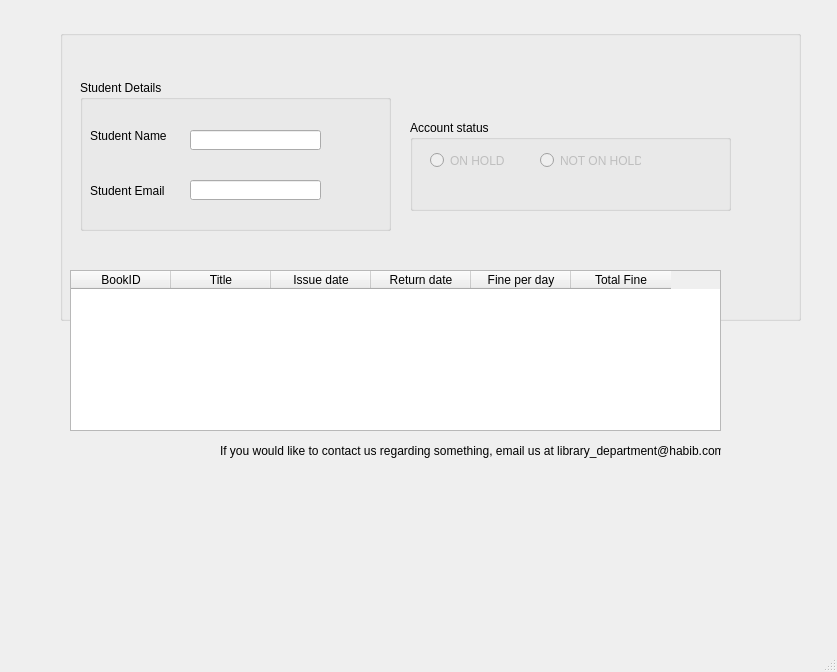
Before: the Qt Designer form 7.contact_us.ui in Asim-AAK/LibraryManagementDBMS, drawn with Qt 5.
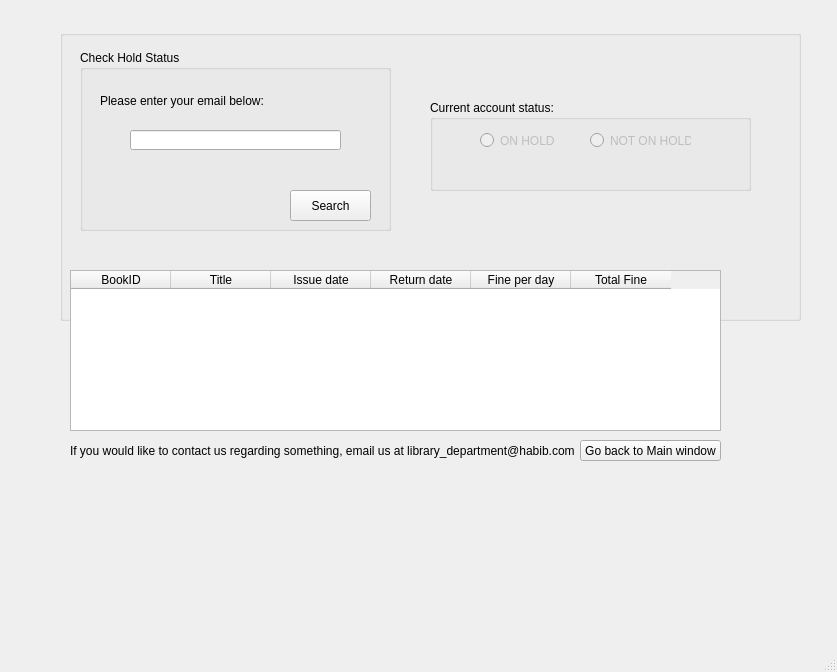
After: the same form once the commit is applied.

Commit message: updated contact screen

The edit to the form file:
```diff
--- a/7.contact_us.ui
+++ b/7.contact_us.ui
@@ -29,14 +29,14 @@
     <widget class="QGroupBox" name="accountstatus_groupBox">
      <property name="geometry">
       <rect>
-       <x>350</x>
-       <y>90</y>
+       <x>370</x>
+       <y>70</y>
        <width>321</width>
        <height>91</height>
       </rect>
      </property>
      <property name="title">
-      <string>Account status</string>
+      <string>Current account status:</string>
      </property>
      <widget class="QRadioButton" name="onhold_radioButton">
       <property name="enabled">
@@ -44,7 +44,7 @@
       </property>
       <property name="geometry">
        <rect>
-        <x>20</x>
+        <x>50</x>
         <y>30</y>
         <width>91</width>
         <height>21</height>
@@ -60,7 +60,7 @@
       </property>
       <property name="geometry">
        <rect>
-        <x>130</x>
+        <x>160</x>
         <y>30</y>
         <width>101</width>
         <height>21</height>
@@ -75,63 +75,50 @@
      <property name="geometry">
       <rect>
        <x>20</x>
-       <y>50</y>
+       <y>20</y>
        <width>311</width>
-       <height>151</height>
+       <height>181</height>
       </rect>
      </property>
      <property name="title">
-      <string>Student Details</string>
+      <string>Check Hold Status</string>
      </property>
-     <widget class="QLabel" name="studentname_label">
-      <property name="geometry">
-       <rect>
-        <x>10</x>
-        <y>40</y>
-        <width>81</width>
-        <height>31</height>
-       </rect>
-      </property>
-      <property name="text">
-       <string>Student Name</string>
-      </property>
-     </widget>
      <widget class="QLabel" name="studentemail_label">
       <property name="geometry">
        <rect>
-        <x>10</x>
-        <y>100</y>
-        <width>81</width>
+        <x>20</x>
+        <y>40</y>
+        <width>191</width>
         <height>21</height>
        </rect>
       </property>
       <property name="text">
-       <string>Student Email</string>
-      </property>
-     </widget>
-     <widget class="QLineEdit" name="studentname_lineEdit">
-      <property name="enabled">
-       <bool>true</bool>
-      </property>
-      <property name="geometry">
-       <rect>
-        <x>110</x>
-        <y>50</y>
-        <width>131</width>
-        <height>20</height>
-       </rect>
+       <string>Please enter your email below:</string>
       </property>
      </widget>
      <widget class="QLineEdit" name="studentemail_lineEdit">
       <property name="geometry">
        <rect>
-        <x>110</x>
-        <y>100</y>
-        <width>131</width>
+        <x>50</x>
+        <y>80</y>
+        <width>211</width>
         <height>20</height>
        </rect>
       </property>
      </widget>
+     <widget class="QPushButton" name="pushButton_2">
+      <property name="geometry">
+       <rect>
+        <x>210</x>
+        <y>140</y>
+        <width>81</width>
+        <height>31</height>
+       </rect>
+      </property>
+      <property name="text">
+       <string>Search</string>
+      </property>
+     </widget>
     </widget>
    </widget>
    <widget class="QTableWidget" name="booksTableWidget">
@@ -177,9 +164,9 @@
    <widget class="QLabel" name="studentname_label_2">
     <property name="geometry">
      <rect>
-      <x>220</x>
+      <x>70</x>
       <y>440</y>
-      <width>501</width>
+      <width>521</width>
       <height>21</height>
      </rect>
     </property>
@@ -187,6 +174,19 @@
      <string>If you would like to contact us regarding something, email us at library_department@habib.com</string>
     </property>
    </widget>
+   <widget class="QPushButton" name="pushButton">
+    <property name="geometry">
+     <rect>
+      <x>580</x>
+      <y>440</y>
+      <width>141</width>
+      <height>21</height>
+     </rect>
+    </property>
+    <property name="text">
+     <string>Go back to Main window</string>
+    </property>
+   </widget>
   </widget>
   <widget class="QMenuBar" name="menubar">
    <property name="geometry">
```
